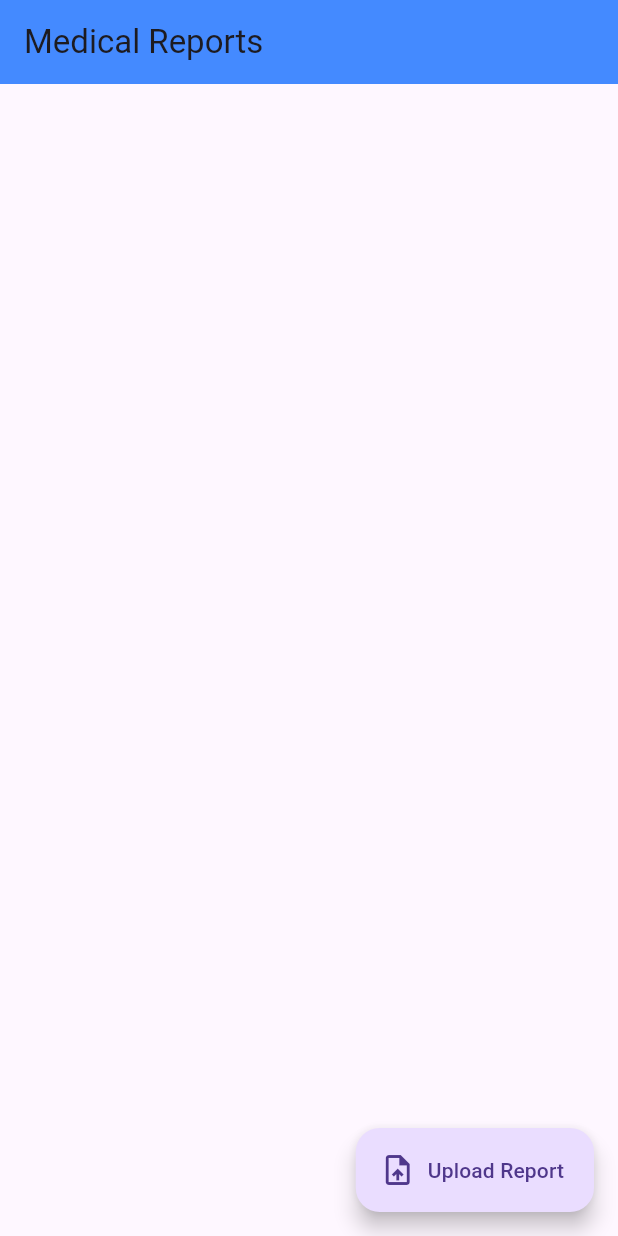
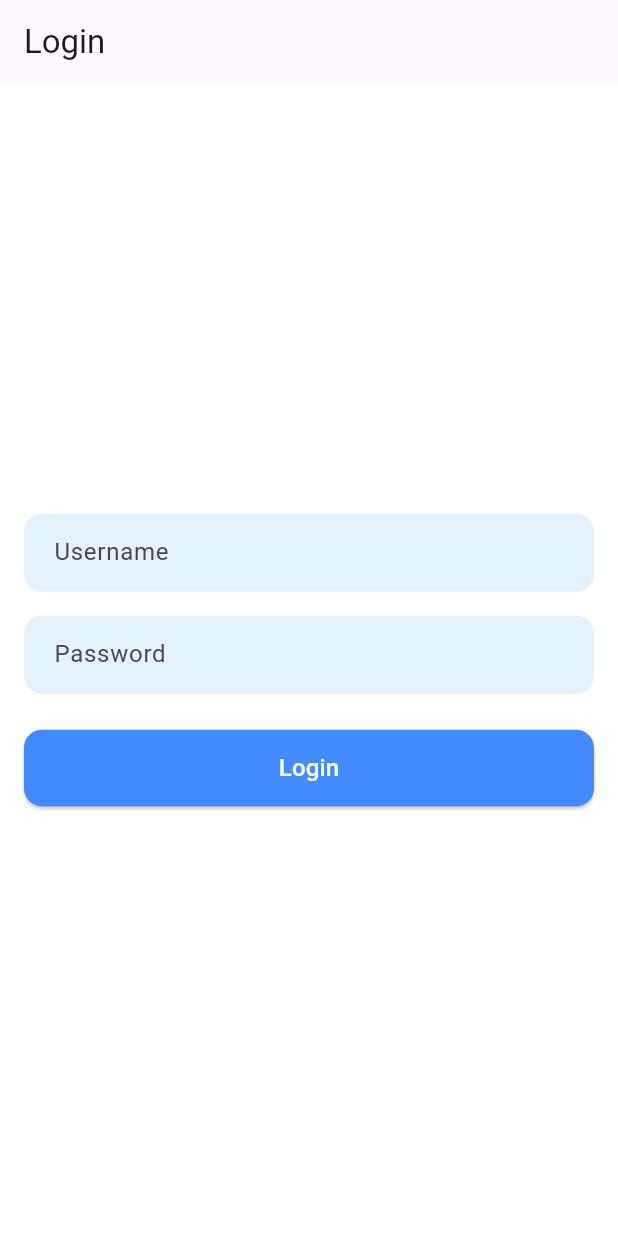
Before and after one commit to Vardhan1536/NutriScan_flutter, a Flutter app: the screen it shows after launch, on a phone screen of 412 x 824 dp. Run offline on Flutter 3.47's test engine with Material 3 defaults, Android fonts, the phone set to English and light mode, and no system bars; our stand-ins replace file_picker, open_filex.

Commit message:
datta_changes

```diff
--- a/lib/main.dart
+++ b/lib/main.dart
@@ -1,8 +1,10 @@
 import 'package:flutter/material.dart';
-import 'screens/med_screen.dart';  // Import the MedScreen file
+import 'screens/login_screen.dart';
+import 'themes/app_theme.dart';
+
 
 void main() {
-  runApp(MyApp());
+  runApp(const MyApp());
 }
 
 class MyApp extends StatelessWidget {
@@ -13,11 +15,8 @@ class MyApp extends StatelessWidget {
     return MaterialApp(
       debugShowCheckedModeBanner: false,
       title: 'Medical Reports App',
-      theme: ThemeData(
-        primarySwatch: Colors.blue,
-        visualDensity: VisualDensity.adaptivePlatformDensity,
-      ),
-      home: MedScreen(),  // Show MedScreen on app launch
+      theme: AppTheme.lightTheme,
+      home: LoginScreen(), // Updated to RegisterScreen
     );
   }
 }
--- /dev/null
+++ b/lib/screens/login_screen.dart
@@ -0,0 +1,81 @@
+import 'package:flutter/material.dart';
+import 'package:http/http.dart' as http;
+import 'dart:convert';
+
+import '../widgets/custom_textfield.dart';
+import '../widgets/register_button.dart';
+import '/screens/med_screen.dart';
+
+
+class LoginScreen extends StatefulWidget {
+  const LoginScreen({super.key});
+
+  @override
+  State<LoginScreen> createState() => _LoginScreenState();
+}
+
+class _LoginScreenState extends State<LoginScreen> {
+  final TextEditingController usernameController = TextEditingController();
+  final TextEditingController passwordController = TextEditingController();
+
+  Future<void> _login() async {
+  final String username = usernameController.text;
+  final String password = passwordController.text;
+
+  final Uri url = Uri.parse('http://192.168.223.154:8000/login');
+
+  final response = await http.post(
+    url,
+    headers: {'Content-Type': 'application/json'},
+    body: jsonEncode({
+      "username": username,
+      "password": password,
+    }),
+  );
+
+  if (response.statusCode == 200) {
+    final responseData = jsonDecode(response.body);
+    final token = responseData['access_token'];
+
+    ScaffoldMessenger.of(context).showSnackBar(
+      const SnackBar(content: Text('Login Successful!')),
+    );
+
+    // Navigate to MedScreen and pass the token
+    Navigator.pushReplacement(
+      context,
+      MaterialPageRoute(builder: (context) => MedScreen(token: token)),
+    );
+  } else {
+    ScaffoldMessenger.of(context).showSnackBar(
+      const SnackBar(content: Text('Invalid credentials')),
+    );
+  }
+}
+
+
+  @override
+  Widget build(BuildContext context) {
+    return Scaffold(
+      appBar: AppBar(
+        title: const Text('Login'),
+      ),
+      body: Padding(
+        padding: const EdgeInsets.all(16.0),
+        child: Column(
+          mainAxisAlignment: MainAxisAlignment.center,
+          children: [
+            CustomTextField(controller: usernameController, labelText: 'Username'),
+            const SizedBox(height: 16),
+            CustomTextField(controller: passwordController, labelText: 'Password', obscureText: true),
+            const SizedBox(height: 24),
+            RegisterButton(
+              onPressed: _login,
+              text: 'Login',
+            ),
+          ],
+        ),
+      ),
+    );
+  }
+}
--- /dev/null
+++ b/lib/themes/app_theme.dart
@@ -0,0 +1,28 @@
+import 'package:flutter/material.dart';
+
+class AppTheme {
+  static ThemeData lightTheme = ThemeData(
+    primarySwatch: Colors.blue,
+    visualDensity: VisualDensity.adaptivePlatformDensity,
+    scaffoldBackgroundColor: Colors.white,
+    fontFamily: 'Roboto',
+    inputDecorationTheme: InputDecorationTheme(
+      filled: true,
+      fillColor: Colors.blue[50],
+      contentPadding: const EdgeInsets.symmetric(horizontal: 16, vertical: 14),
+      border: OutlineInputBorder(
+        borderRadius: BorderRadius.circular(12),
+        borderSide: BorderSide.none,
+      ),
+      hintStyle: TextStyle(color: Colors.blueGrey.shade600),
+    ),
+    elevatedButtonTheme: ElevatedButtonThemeData(
+      style: ElevatedButton.styleFrom(
+        backgroundColor: Colors.blueAccent,
+        foregroundColor: Colors.white,
+        shape: RoundedRectangleBorder(borderRadius: BorderRadius.circular(12)),
+        padding: const EdgeInsets.symmetric(vertical: 14),
+      ),
+    ),
+  );
+}
--- /dev/null
+++ b/lib/widgets/custom_textfield.dart
@@ -0,0 +1,31 @@
+import 'package:flutter/material.dart';
+
+class CustomTextField extends StatelessWidget {
+  final TextEditingController controller;
+  final String labelText;
+  final bool obscureText;
+
+  const CustomTextField({
+    super.key,
+    required this.controller,
+    required this.labelText,
+    this.obscureText = false,
+  });
+
+  @override
+  Widget build(BuildContext context) {
+    return TextField(
+      controller: controller,
+      obscureText: obscureText,
+      decoration: InputDecoration(
+        labelText: labelText,
+        filled: true,
+        fillColor: Colors.blue[50],
+        border: OutlineInputBorder(
+          borderRadius: BorderRadius.circular(12),
+          borderSide: BorderSide.none,
+        ),
+      ),
+    );
+  }
+}
--- /dev/null
+++ b/lib/widgets/register_button.dart
@@ -0,0 +1,25 @@
+import 'package:flutter/material.dart';
+
+class RegisterButton extends StatelessWidget {
+  final VoidCallback onPressed;
+  final String text;  // <-- Add this
+
+  const RegisterButton({
+    super.key,
+    required this.onPressed,
+    required this.text,  // <-- Initialize here
+  });
+
+  @override
+  Widget build(BuildContext context) {
+    return ElevatedButton(
+      onPressed: onPressed,
+      child: Center(
+        child: Text(
+          text,  // <-- This was missing
+          style: const TextStyle(fontSize: 16),
+        ),
+      ),
+    );
+  }
+}
--- a/pubspec.yaml
+++ b/pubspec.yaml
@@ -36,7 +36,7 @@ dependencies:
   file_picker: ^9.0.0
   http: ^0.13.5
   path_provider: ^2.1.3
-  open_filex: ^4.4.0
+  open_filex: ^4.6.0
 
 dev_dependencies:
   flutter_test:
```
Also changed, not shown: lib/screens/med_screen.dart (+34 -15 lines), lib/screens/register_screen.dart (added, +85 -0 lines), lib/services/api_service.dart (added, +25 -0 lines), 1 other file.
